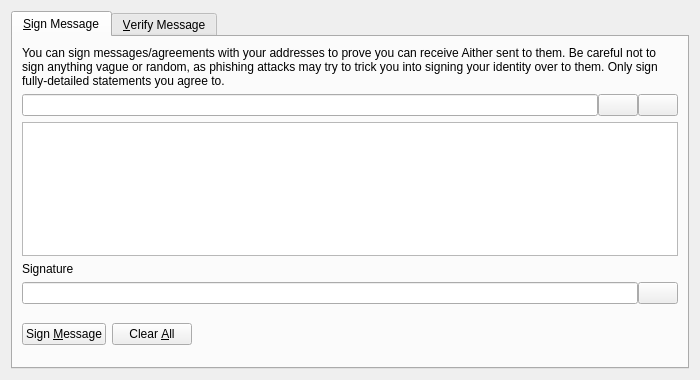
Above: src/qt/forms/signverifymessagedialog.ui from defland/bhpcore before the change. Below: the same form after it.
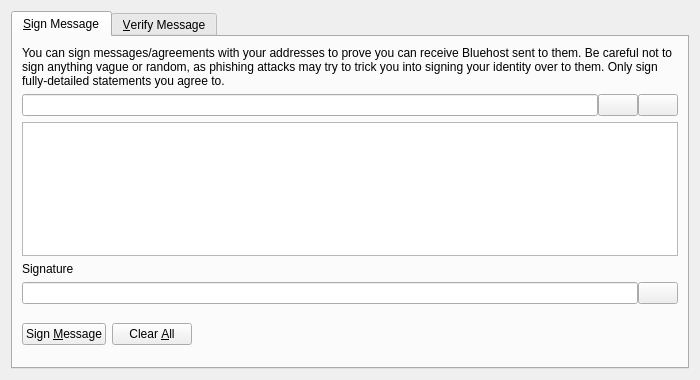
That is the form after the change. Custom widgets are drawn as their Qt base class.

Commit message: Aither -> Bluehost

Patch:
```diff
--- a/src/qt/forms/signverifymessagedialog.ui
+++ b/src/qt/forms/signverifymessagedialog.ui
@@ -30,7 +30,7 @@
        <item>
         <widget class="QLabel" name="infoLabel_SM">
          <property name="text">
-          <string>You can sign messages/agreements with your addresses to prove you can receive Aither sent to them. Be careful not to sign anything vague or random, as phishing attacks may try to trick you into signing your identity over to them. Only sign fully-detailed statements you agree to.</string>
+          <string>You can sign messages/agreements with your addresses to prove you can receive Bluehost sent to them. Be careful not to sign anything vague or random, as phishing attacks may try to trick you into signing your identity over to them. Only sign fully-detailed statements you agree to.</string>
          </property>
          <property name="textFormat">
           <enum>Qt::PlainText</enum>
```
Left out of the diff: 8 changed lines with no effect on the pictures. The commit also changes 243 other files.
